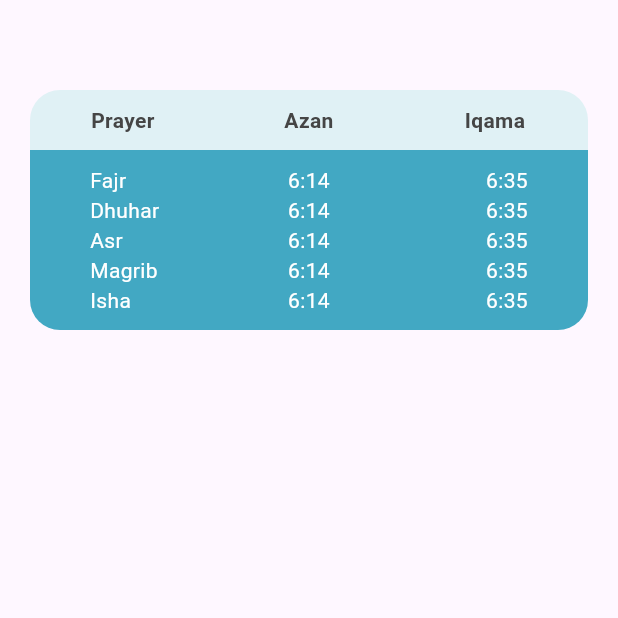
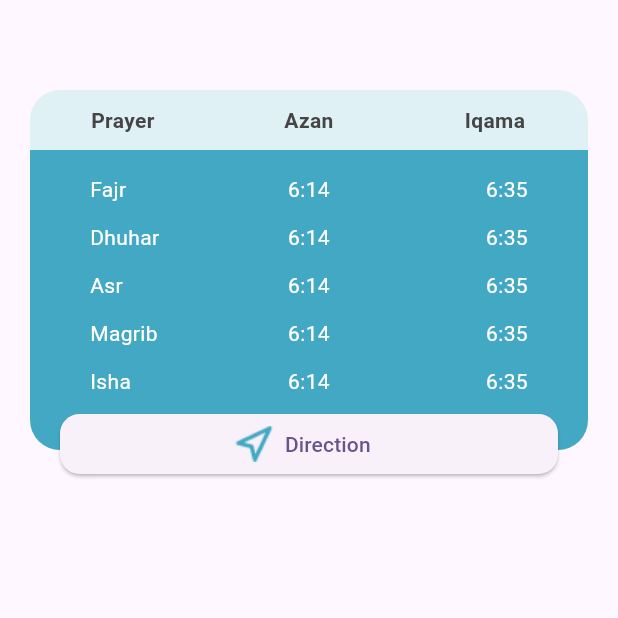
Before and after one commit to KreusnaBayu/kelompok2_inisialassesment, a Flutter app: the screen it shows after launch, on a phone screen of 412 x 824 dp, the top half of it. Run offline on Flutter 3.47's test engine with Material 3 defaults, Android fonts, the phone set to English and light mode, and no system bars.

Commit message:
add button

```diff
--- a/lib/main.dart
+++ b/lib/main.dart
@@ -87,7 +87,11 @@ class _homePageState extends State<homePage> {
                   ),
                 ),
               ),
-              Padding(
+              Stack(
+                children: [
+                  SizedBox(
+                    height: 200,
+                    child: Padding(
                       padding: const EdgeInsets.symmetric(horizontal: 20),
                       child: Container(
                         decoration: const BoxDecoration(
@@ -98,7 +102,7 @@ class _homePageState extends State<homePage> {
                           ),
                         ),
                         child: const Padding(
-                    padding: EdgeInsets.symmetric(vertical: 10.0),
+                          padding: EdgeInsets.only(top: 10, bottom: 30),
                           child: Column(
                             mainAxisAlignment: MainAxisAlignment.spaceAround,
                             children: [
@@ -264,6 +268,31 @@ class _homePageState extends State<homePage> {
                         ),
                       ),
                     ),
+                  ),
+                  const SizedBox(height: 220,),
+                  Positioned(
+                    bottom: 0,
+                    left: 0,
+                    right: 0,
+                    child: Padding(
+                      padding: const EdgeInsets.symmetric(horizontal: 40),
+                      child: ElevatedButton.icon(
+                        onPressed: () {
+
+                          print('Button pressed');
+                        },
+                        icon: Image.asset('assets/images/lokasi.png'),
+                        label: const Text('Direction'),
+                        style: ElevatedButton.styleFrom(
+                          shape: RoundedRectangleBorder(
+                            borderRadius: BorderRadius.circular(13),
+                          ),
+                        ),
+                      ),
+                    ),
+                  )
+                ],
+              ),
             ],
           ),
         ),
--- a/pubspec.yaml
+++ b/pubspec.yaml
@@ -59,9 +59,8 @@ flutter:
   uses-material-design: true
 
   # To add assets to your application, add an assets section, like this:
-  # assets:
-  #   - images/a_dot_burr.jpeg
-  #   - images/a_dot_ham.jpeg
+  assets:
+    - assets/images/lokasi.png
 
   # An image asset can refer to one or more resolution-specific "variants", see
   # https://flutter.dev/assets-and-images/#resolution-aware
```
Also changed, not shown: assets/images/lokasi.png (added). Lines whose indentation alone changed are shown as unchanged.
